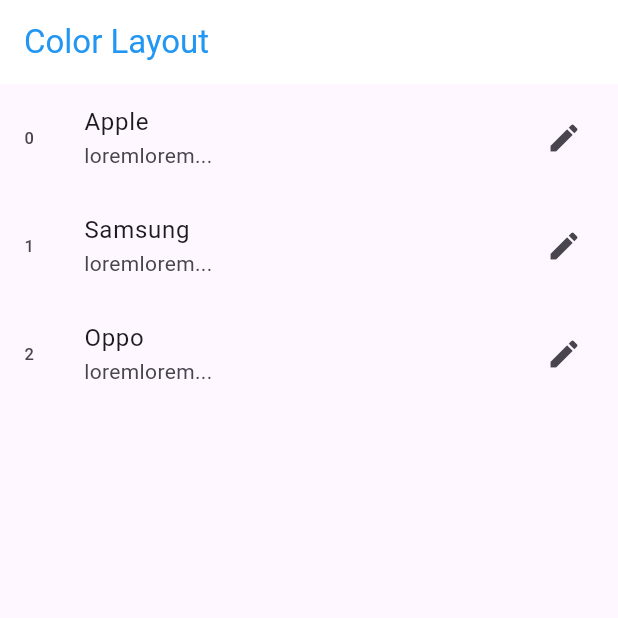
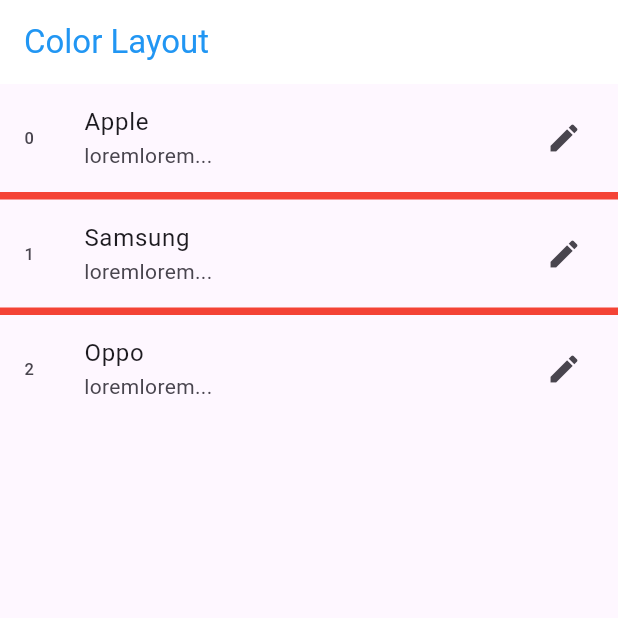
Before and after one commit to 660710764/mobile-660710764, a Flutter app: the screen it shows after launch, on a phone screen of 412 x 824 dp, the top half of it. Run offline on Flutter 3.47's test engine with Material 3 defaults, Android fonts, the phone set to English and light mode, and no system bars.

Commit message:
listview3

```diff
--- a/flutter_mobile2568/first_app/lib/week3.dart
+++ b/flutter_mobile2568/first_app/lib/week3.dart
@@ -12,7 +12,7 @@ class MyWidget extends StatelessWidget {
         centerTitle: false,
         backgroundColor: Colors.white,
       ),
-      body: ListView.builder(
+      body: ListView.separated(
         itemCount: listproduct.length,
         itemBuilder: (context, index) {
           return ListTile(
@@ -20,6 +20,13 @@ class MyWidget extends StatelessWidget {
             title: Text(listproduct[index]),
             subtitle: Text('loremlorem...'),
             trailing: Icon(Icons.edit),
+          );
+        },
+        separatorBuilder: (context, index) {
+          return Container(
+            height: 5,
+            width: double.infinity,
+            color: Colors.red,
           );
         },
       ),
```
